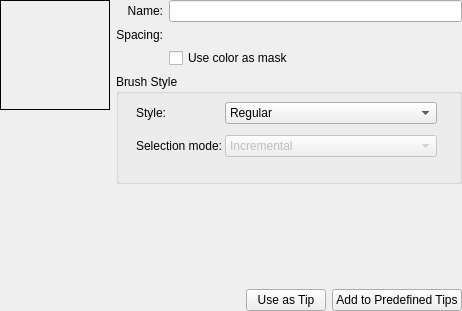
This is krita/plugins/paintops/libpaintop/forms/wdgcustombrush.ui in KDE/krita as Qt 5 draws it before an edit. The edited form follows.
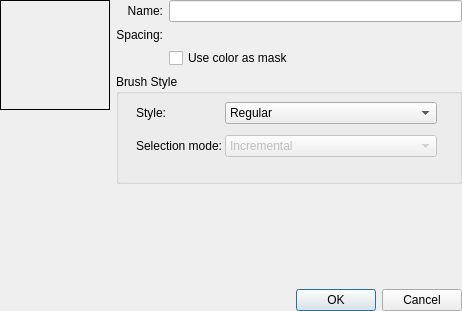
This is the edited form. Custom widgets are drawn as their Qt base class.

Commit message:
Brush editor Stamp and Clipboard refactoring
The Stamp and Clipboard tabs are removed and they become buttons
in the Predefined tab, so that the user must add a predefined
brush tip to use it first.
This solves some issues and inconsistencies with
temporary brush tips by removing the need of them.

Fixes a crash that happened when selecting a temporary brush
after adding the respective clone to the predefined or
when deleting the cloned brush.

Fixes a crash when attempting to add a Clipboard brush tip when the
clipboard is empty.

```diff
--- a/krita/plugins/paintops/libpaintop/forms/wdgcustombrush.ui
+++ b/krita/plugins/paintops/libpaintop/forms/wdgcustombrush.ui
@@ -1,7 +1,7 @@
 <?xml version="1.0" encoding="UTF-8"?>
 <ui version="4.0">
  <class>KisWdgCustomBrush</class>
- <widget class="QWidget" name="KisWdgCustomBrush">
+ <widget class="QDialog" name="KisWdgCustomBrush">
   <property name="geometry">
    <rect>
     <x>0</x>
@@ -257,18 +257,22 @@
         </spacer>
        </item>
        <item>
-        <widget class="QPushButton" name="brushButton">
-         <property name="text">
-          <string>Use as Tip</string>
-         </property>
-        </widget>
-       </item>
-       <item>
-        <widget class="QPushButton" name="addButton">
-         <property name="text">
-          <string>Add to Predefined Tips</string>
-         </property>
-        </widget>
+       <widget class="QDialogButtonBox" name="buttonBox">
+        <property name="geometry">
+         <rect>
+          <x>30</x>
+          <y>240</y>
+          <width>341</width>
+          <height>32</height>
+         </rect>
+        </property>
+        <property name="orientation">
+         <enum>Qt::Horizontal</enum>
+        </property>
+        <property name="standardButtons">
+         <set>QDialogButtonBox::Cancel|QDialogButtonBox::Ok</set>
+        </property>
+       </widget>
        </item>
       </layout>
      </item>
```
Left out of the diff: 15 changed lines with no effect on the pictures. The commit also changes 12 other files.
